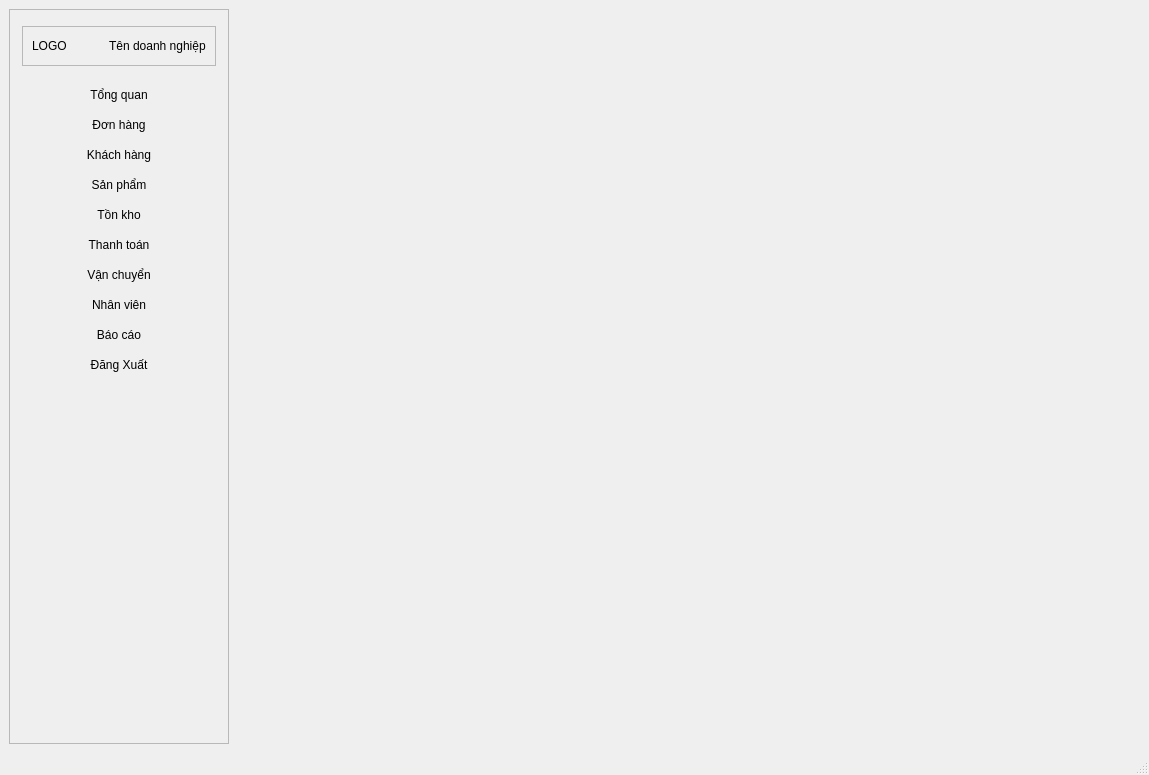
Qt form ui/main_window.ui (thinh-doan/sales-and-warehouse-management-system) before a commit.
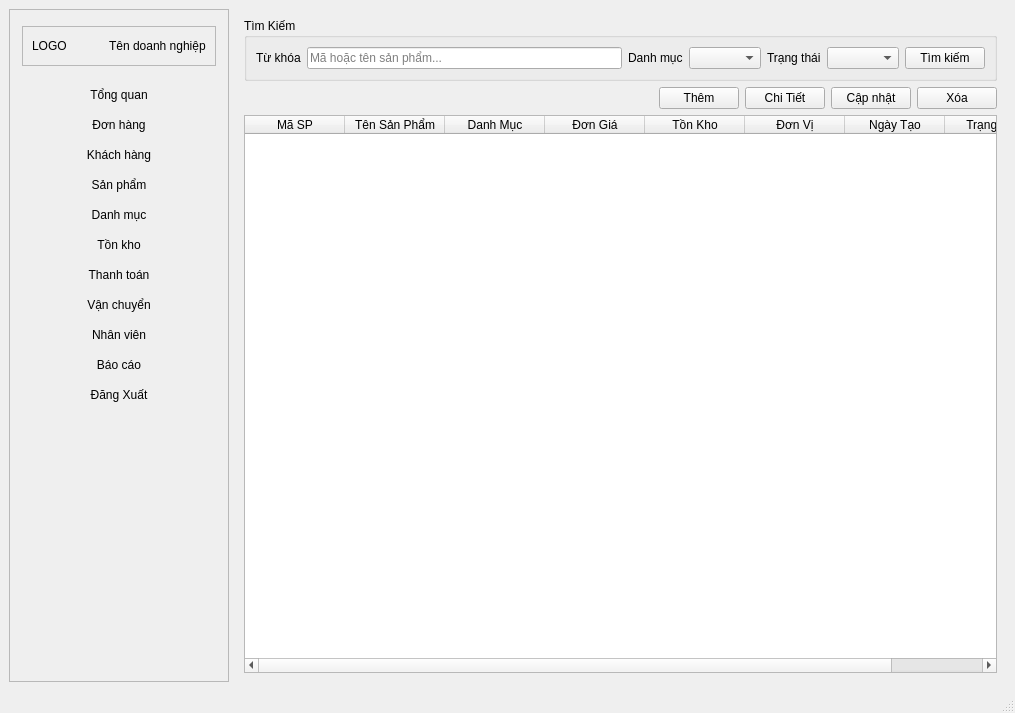
The same form after that commit. The open tabs and pages were chosen to show the change.

```diff
--- a/ui/main_window.ui
+++ b/ui/main_window.ui
@@ -6,8 +6,8 @@
    <rect>
     <x>0</x>
     <y>0</y>
-    <width>1149</width>
-    <height>775</height>
+    <width>1015</width>
+    <height>713</height>
    </rect>
   </property>
   <property name="windowTitle">
@@ -139,6 +139,16 @@
          </property>
         </widget>
        </item>
+       <item>
+        <widget class="QPushButton" name="pushButton_2">
+         <property name="text">
+          <string>Danh mục</string>
+         </property>
+         <property name="flat">
+          <bool>true</bool>
+         </property>
+        </widget>
+       </item>
        <item>
         <widget class="QPushButton" name="btnTonKho">
          <property name="text">
@@ -386,27 +396,6 @@
             </property>
            </widget>
           </item>
-          <item>
-           <widget class="QPushButton" name="btnUpdate_2">
-            <property name="text">
-             <string>Cập Nhật</string>
-            </property>
-           </widget>
-          </item>
-          <item>
-           <widget class="QPushButton" name="pushButton_2">
-            <property name="text">
-             <string>Thanh Toán</string>
-            </property>
-           </widget>
-          </item>
-          <item>
-           <widget class="QPushButton" name="pushButton_3">
-            <property name="text">
-             <string>Vận Chuyển</string>
-            </property>
-           </widget>
-          </item>
           <item>
            <widget class="QPushButton" name="btnRefresh">
             <property name="text">
@@ -702,7 +691,161 @@
         </item>
        </layout>
       </widget>
-      <widget class="QWidget" name="tabSanPham"/>
+      <widget class="QWidget" name="tabSanPham">
+       <layout class="QVBoxLayout" name="verticalLayout_5">
+        <item>
+         <widget class="QGroupBox" name="grpSearch">
+          <property name="title">
+           <string>Tìm Kiếm</string>
+          </property>
+          <layout class="QGridLayout" name="_3">
+           <item row="0" column="5">
+            <widget class="QComboBox" name="cboStatus"/>
+           </item>
+           <item row="0" column="6">
+            <widget class="QPushButton" name="btnSearch_3">
+             <property name="text">
+              <string>Tìm kiếm</string>
+             </property>
+            </widget>
+           </item>
+           <item row="0" column="2">
+            <widget class="QLabel" name="lblCategory">
+             <property name="text">
+              <string>Danh mục</string>
+             </property>
+            </widget>
+           </item>
+           <item row="0" column="3">
+            <widget class="QComboBox" name="cboCategory"/>
+           </item>
+           <item row="0" column="4">
+            <widget class="QLabel" name="lblStatus_2">
+             <property name="text">
+              <string>Trạng thái</string>
+             </property>
+            </widget>
+           </item>
+           <item row="0" column="1">
+            <widget class="QLineEdit" name="txtKeyword_3">
+             <property name="placeholderText">
+              <string>Mã hoặc tên sản phẩm...</string>
+             </property>
+            </widget>
+           </item>
+           <item row="0" column="0">
+            <widget class="QLabel" name="lblKeyword_2">
+             <property name="text">
+              <string>Từ khóa</string>
+             </property>
+            </widget>
+           </item>
+          </layout>
+         </widget>
+        </item>
+        <item>
+         <layout class="QHBoxLayout" name="_5">
+          <item>
+           <spacer name="horizontalSpacer_8">
+            <property name="orientation">
+             <enum>Qt::Horizontal</enum>
+            </property>
+            <property name="sizeHint" stdset="0">
+             <size>
+              <width>0</width>
+              <height>0</height>
+             </size>
+            </property>
+           </spacer>
+          </item>
+          <item>
+           <widget class="QPushButton" name="btnAdd_3">
+            <property name="text">
+             <string>Thêm</string>
+            </property>
+           </widget>
+          </item>
+          <item>
+           <widget class="QPushButton" name="btnDelete_4">
+            <property name="text">
+             <string>Chi Tiết</string>
+            </property>
+           </widget>
+          </item>
+          <item>
+           <widget class="QPushButton" name="btnUpdate_3">
+            <property name="text">
+             <string>Cập nhật</string>
+            </property>
+           </widget>
+          </item>
+          <item>
+           <widget class="QPushButton" name="btnDelete_3">
+            <property name="text">
+             <string>Xóa</string>
+            </property>
+           </widget>
+          </item>
+         </layout>
+        </item>
+        <item>
+         <widget class="QTableWidget" name="tableProduct">
+          <property name="editTriggers">
+           <set>QAbstractItemView::NoEditTriggers</set>
+          </property>
+          <property name="alternatingRowColors">
+           <bool>true</bool>
+          </property>
+          <property name="selectionMode">
+           <enum>QAbstractItemView::SingleSelection</enum>
+          </property>
+          <property name="selectionBehavior">
+           <enum>QAbstractItemView::SelectRows</enum>
+          </property>
+          <column>
+           <property name="text">
+            <string>Mã SP</string>
+           </property>
+          </column>
+          <column>
+           <property name="text">
+            <string>Tên Sản Phẩm</string>
+           </property>
+          </column>
+          <column>
+           <property name="text">
+            <string>Danh Mục</string>
+           </property>
+          </column>
+          <column>
+           <property name="text">
+            <string>Đơn Giá</string>
+           </property>
+          </column>
+          <column>
+           <property name="text">
+            <string>Tồn Kho</string>
+           </property>
+          </column>
+          <column>
+           <property name="text">
+            <string>Đơn Vị</string>
+           </property>
+          </column>
+          <column>
+           <property name="text">
+            <string>Ngày Tạo</string>
+           </property>
+          </column>
+          <column>
+           <property name="text">
+            <string>Trạng Thái</string>
+           </property>
+          </column>
+         </widget>
+        </item>
+       </layout>
+      </widget>
       <widget class="QWidget" name="tabTonKho">
        <widget class="QCheckBox" name="checkBox">
         <property name="geometry">
```
Left out of the diff: 14 changed lines with no effect on the pictures.
